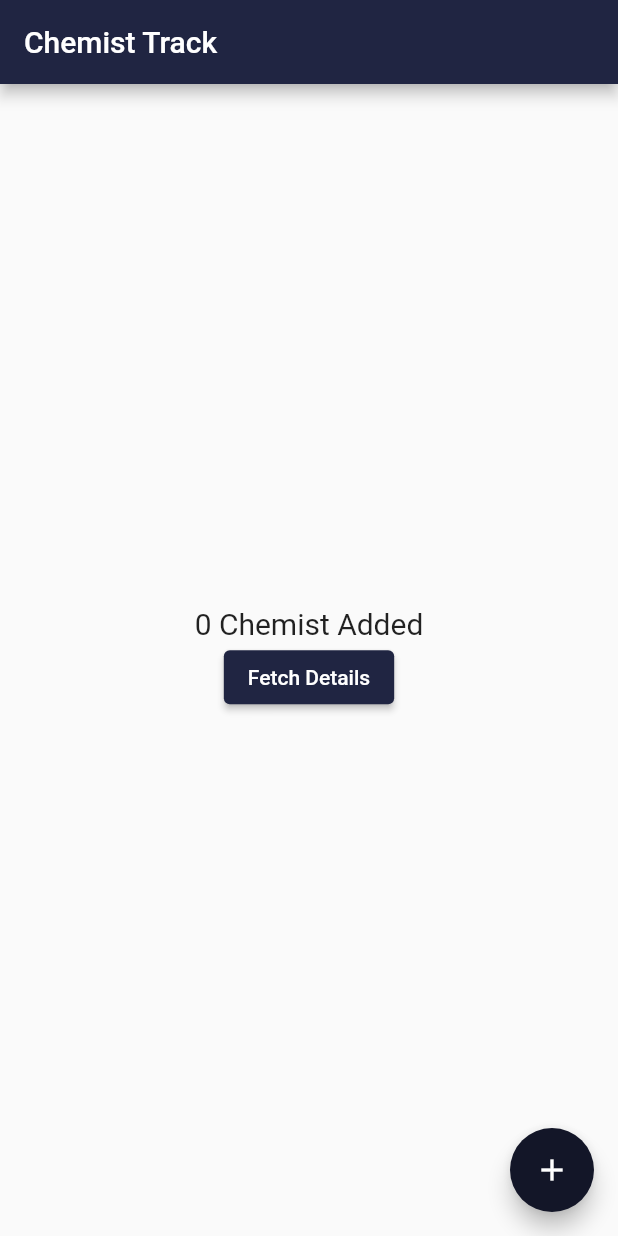
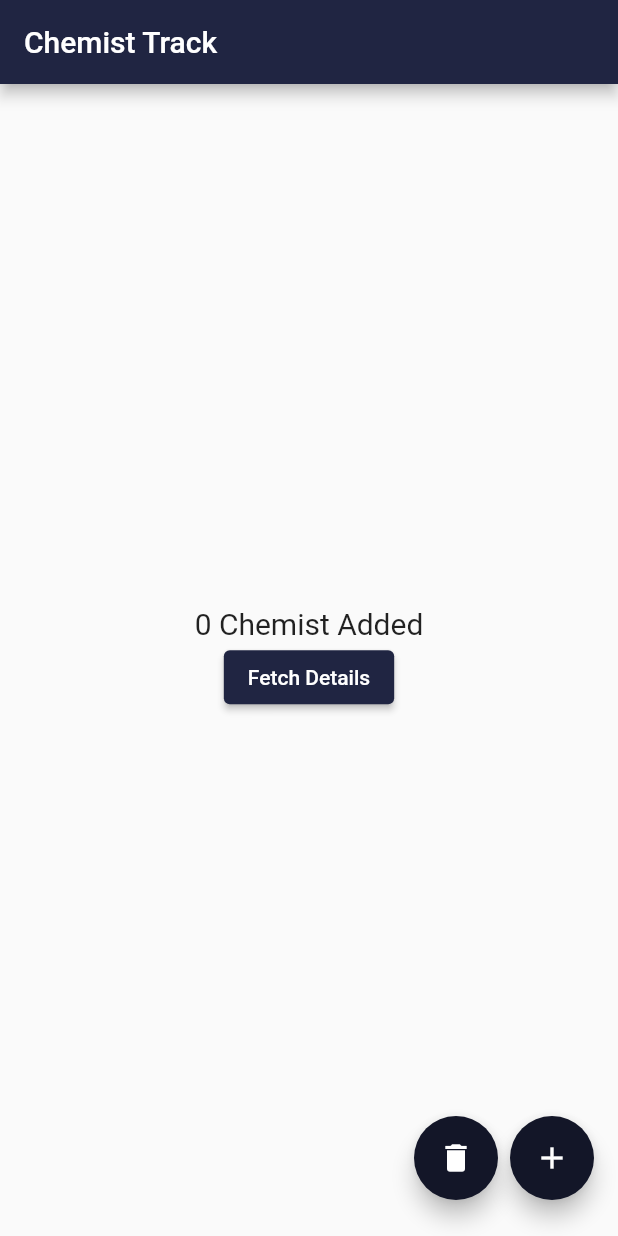
Before and after one commit to suyashR007/chemist, a Flutter app: the screen it shows after launch, on a phone screen of 412 x 824 dp. Run offline on Flutter 3.47's test engine with Material 2 defaults, Android fonts, the phone set to English and light mode, and no system bars; our stand-ins replace hive, hive_flutter, image_picker; accounts and stored records are empty.

Commit message:
Table model done

```diff
--- a/lib/main.dart
+++ b/lib/main.dart
@@ -1,3 +1,5 @@
+import 'package:chemist/models/product_model/item_model.dart/competitor_model/competitor_model.dart';
+import 'package:chemist/models/product_model/item_model.dart/items_model.dart';
 import 'package:chemist/models/product_model/product_model.dart';
 import 'package:chemist/models/table_models/table_model.dart';
 import 'package:chemist/providers/homepage_provider/homepage_provider.dart';
@@ -16,6 +18,8 @@ Future<void> main() async {
   Hive.registerAdapter(ChemistModelAdapter());
   Hive.registerAdapter(ProductModelAdapter());
   Hive.registerAdapter(TableModelAdapter());
+  Hive.registerAdapter(ItemsModelAdapter());
+  Hive.registerAdapter(CompetatiorModelAdapter());
   await Hive.openBox<ChemistModel>('chemistList');
   await Hive.openBox<ProductModel>('productList');
   await Hive.openBox<TableModel>('tablelist');
@@ -33,7 +37,7 @@ class MyApp extends StatelessWidget {
         ChangeNotifierProxyProvider<HomePageProvider, ProductPageProvider>(
           create: (context) => ProductPageProvider(),
           update: (context, value, previous) =>
-              ProductPageProvider(productList: value.productList),
+              ProductPageProvider(productItemList: value.makeProductItemList()),
         ),
         ChangeNotifierProvider(create: (context) => TablePageProvider()),
       ],
--- a/lib/providers/productpage_provider/productpage_provider.dart
+++ b/lib/providers/productpage_provider/productpage_provider.dart
@@ -1,6 +1,5 @@
 import 'dart:io';
 import 'package:chemist/models/chemist_model/chemist_model.dart';
-import 'package:chemist/models/product_model/product_model.dart';
 import 'package:chemist/models/table_models/table_model.dart';
 import 'package:chemist/utils/helpers.dart';
 import 'package:flutter/material.dart';
@@ -8,12 +7,11 @@ import 'package:flutter/services.dart';
 import 'package:image_picker/image_picker.dart';
 
 class ProductPageProvider with ChangeNotifier {
+  ProductPageProvider({this.productItemList});
   bool isLoading = false;
-
-  List<ProductModel>? productList;
-  ProductPageProvider({this.productList});
+  List<String>? productItemList;
   int counter = 0;
-  late ProductModel selectedModel = productList![0];
+  late String selectedModel = productItemList![0];
   File? imageFile;
 
   TableModel? tableModel;
@@ -40,7 +38,7 @@ class ProductPageProvider with ChangeNotifier {
     notifyListeners();
   }
 
-  changeSelectedModel(ProductModel e) {
+  changeSelectedModel(String e) {
     selectedModel = e;
     notifyListeners();
   }
@@ -62,6 +60,6 @@ class ProductPageProvider with ChangeNotifier {
 
   saveDetailButton() async {
     tableModel!.chemistName = chemistModel!.name;
-    tableModel!.productDetails = selectedModel.brandName;
+    tableModel!.productDetails = selectedModel;
   }
 }
--- a/lib/screens/home_page.dart
+++ b/lib/screens/home_page.dart
@@ -32,15 +32,27 @@ class _HomePageState extends State<HomePage> {
   @override
   Widget build(BuildContext context) {
     final screenSize = MediaQuery.of(context).size;
-    return Consumer<HomePageProvider>(
+    return SafeArea(
+      child: Consumer<HomePageProvider>(
         builder: (context, value, child) => Scaffold(
           appBar: AppBar(
             title: const Text('Chemist Track'),
           ),
-        floatingActionButton: FloatingActionButton(
+          floatingActionButton: Row(
+            mainAxisAlignment: MainAxisAlignment.end,
+            children: [
+              Padding(
+                padding: const EdgeInsets.all(8.0),
+                child: FloatingActionButton(
+                  onPressed: () => value.clearData(context),
+                  child: const Icon(Icons.delete),
+                ),
+              ),
+              FloatingActionButton(
                 onPressed: () async {
                   int countChem = await value.getTotalChemist();
-            await value.makeList();
+                  await value.makeChemistList();
+                  await value.makeProductList();
                   if (countChem <= 0) {
                     showMySnackBar(context, 'No Chemist is Added');
                   } else {
@@ -64,13 +76,14 @@ class _HomePageState extends State<HomePage> {
                                 height: screenSize.height * 0.3,
                                 width: screenSize.width * 0.8,
                                 child: Padding(
-                            padding: const EdgeInsets.fromLTRB(24, 4, 24, 4),
+                                  padding:
+                                      const EdgeInsets.fromLTRB(24, 4, 24, 4),
                                   child: ListView.builder(
                                     itemCount: value.foundChemist.length,
                                     itemBuilder: (context, index) {
                                       return ListTile(
-                                  key:
-                                      ValueKey(value.foundChemist[index].name!),
+                                        key: ValueKey(
+                                            value.foundChemist[index].name!),
                                         title: Text(
                                           '${value.foundChemist[index].name!} (${value.foundChemist[index].chemistCode})',
                                           style: const TextStyle(
@@ -91,7 +104,11 @@ class _HomePageState extends State<HomePage> {
                     );
                   }
                 },
-          child: const Icon(Icons.add),
+                child: (value.floatingActionLoading)
+                    ? const MyProgressIndicator()
+                    : const Icon(Icons.add),
+              ),
+            ],
           ),
           body: Column(
             mainAxisAlignment: MainAxisAlignment.center,
@@ -126,6 +143,7 @@ class _HomePageState extends State<HomePage> {
             ],
           ),
         ),
+      ),
     );
   }
 }
--- a/pubspec.yaml
+++ b/pubspec.yaml
@@ -41,6 +41,7 @@ dependencies:
   hive_flutter: ^1.1.0
   http: ^0.13.5
   image_picker: ^0.8.7
+  intl: ^0.18.0
 
 
 dev_dependencies:
```
Also changed, not shown: lib/providers/homepage_provider/homepage_provider.dart (+49 -3 lines), lib/providers/tablepage_provider/tablepage_provider.dart (+9 -3 lines), lib/screens/add_product.dart (+20 -16 lines), lib/screens/chemist_details.dart (+65 -85 lines), pubspec.lock. Lines whose indentation alone changed are shown as unchanged.
